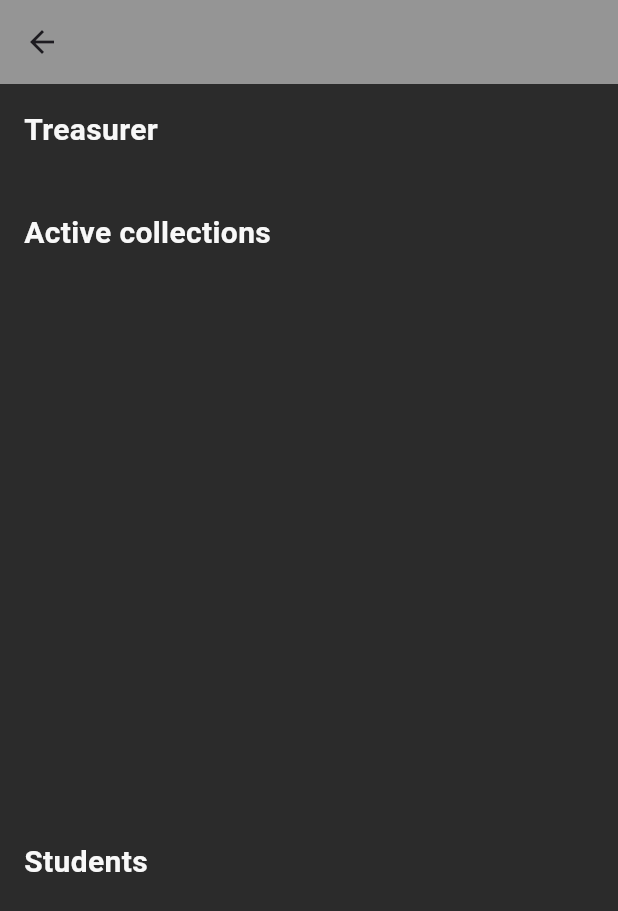
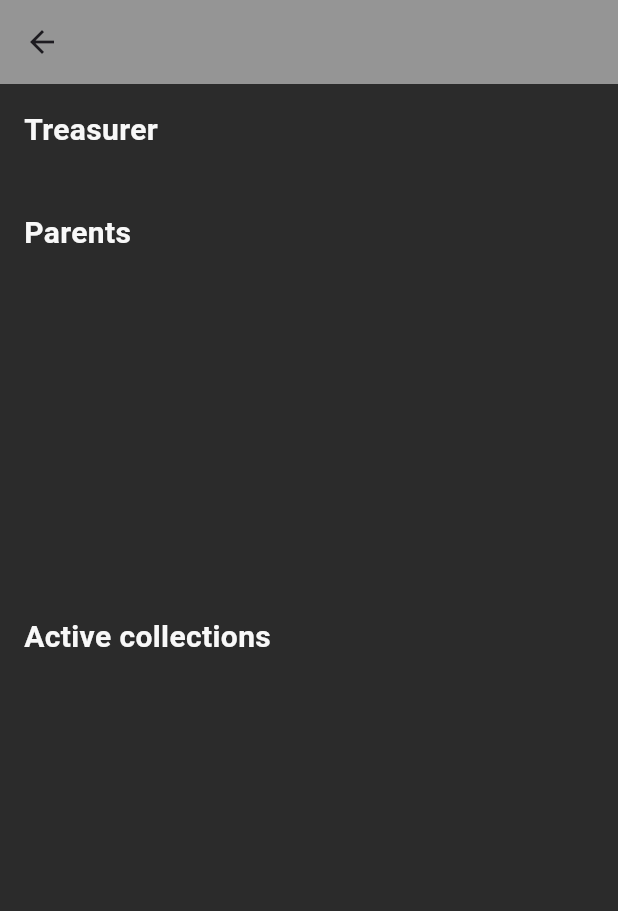
Before and after one commit to School-Money/SchoolMoney, a Flutter app: the ClassDetailsScreen screen opened directly with empty values, on a phone screen of 412 x 824 dp. Shown: the top 911 px of the screen. Run offline on Flutter 3.47's test engine with Material 3 defaults, Android fonts, the phone set to English and light mode, and no system bars; our stand-ins replace dio, flutter_chat_types, flutter_chat_ui, flutter_dotenv, flutter_secure_storage, socket_io_client; accounts and stored records are empty; network calls fail.

Commit message:
Add parents in class preview

```diff
--- a/lib/admin/model/parent.dart
+++ b/lib/admin/model/parent.dart
@@ -1,15 +1,17 @@
 class Parent {
+  final String id;
   final String firstName;
   final String lastName;
   final String password;
   final String email;
-  final String avatar;
+  final String? avatar;
   final String bankAccount;
   final bool isBlocked;
   final DateTime createdAt;
-  final bool isTreasurer;
+  final bool? isTreasurer;
 
   Parent({
+    required this.id,
     required this.firstName,
     required this.lastName,
     required this.password,
@@ -24,21 +26,23 @@ class Parent {
   // Factory method to create an instance of Parent from JSON
   factory Parent.fromJson(Map<String, dynamic> json) {
     return Parent(
+      id: json['_id'] as String,
       firstName: json['firstName'] as String,
       lastName: json['lastName'] as String,
       password: json['password'] as String,
       email: json['email'] as String,
-      avatar: json['avatar'] as String,
+      avatar: json['avatar'] as String?,
       bankAccount: json['bankAccount'] as String,
       isBlocked: json['isBlocked'] as bool,
       createdAt: DateTime.parse(json['createdAt'] as String),
-      isTreasurer: json['isTreasurer'] as bool,
+      isTreasurer: (json['isTreasurer'] ?? false) as bool,
     );
   }
 
   // Convert Parent instance to JSON
   Map<String, dynamic> toJson() {
     return {
+      '_id': id,
       'firstName': firstName,
       'lastName': lastName,
       'password': password,
@@ -54,6 +58,6 @@ class Parent {
   // toString method for easy debugging
   @override
   String toString() {
-    return 'Parent(firstName: $firstName, lastName: $lastName, email: $email, avatar: $avatar, bankAccount: $bankAccount, isBlocked: $isBlocked, createdAt: $createdAt, isTreasurer: $isTreasurer)';
+    return 'Parent(id: $id, firstName: $firstName, lastName: $lastName, email: $email, avatar: $avatar, bankAccount: $bankAccount, isBlocked: $isBlocked, createdAt: $createdAt, isTreasurer: $isTreasurer)';
   }
 }
--- a/lib/feature/classes/model/class_details.dart
+++ b/lib/feature/classes/model/class_details.dart
@@ -1,3 +1,5 @@
+import 'package:school_money/admin/model/parent.dart';
+
 class ClassDetails {
   final String id;
   final String className;
@@ -5,6 +7,7 @@ class ClassDetails {
   final ClassMember treasurer;
   final List<Collection> collections;
   final bool isTreasurer;
+  final List<Parent> parents;
 
   ClassDetails({
     required this.id,
@@ -13,6 +16,7 @@ class ClassDetails {
     required this.treasurer,
     required this.collections,
     required this.isTreasurer,
+    required this.parents,
   });
 
   factory ClassDetails.fromJson(Map<String, dynamic> json) {
@@ -29,6 +33,9 @@ class ClassDetails {
               Collection.fromJson(collection as Map<String, dynamic>))
           .toList(),
       isTreasurer: json['isTreasurer'] as bool,
+      parents: (json['parents'] as List<dynamic>)
+          .map((parent) => Parent.fromJson(parent as Map<String, dynamic>))
+          .toList(),
     );
   }
 
@@ -39,6 +46,7 @@ class ClassDetails {
         'collections':
             collections.map((collection) => collection.toJson()).toList(),
         'isTreasurer': isTreasurer,
+        'parents': parents.map((parent) => parent.toJson()).toList(),
       };
 }
 
--- a/lib/feature/classes/ui/class_details_screen.dart
+++ b/lib/feature/classes/ui/class_details_screen.dart
@@ -99,6 +99,37 @@ class _ClassDetailsScreenState extends State<ClassDetailsScreen> {
                   ),
                 const SizedBox(height: 24),
                 Text(
+                  'Parents',
+                  style: TextStyle(
+                    fontSize: 20,
+                    fontWeight: FontWeight.bold,
+                    color: AppColors.secondary,
+                  ),
+                ),
+                const SizedBox(height: 16),
+                SizedBox(
+                  height: 200,
+                  child: ListView.builder(
+                    shrinkWrap: true,
+                    scrollDirection: Axis.horizontal,
+                    itemCount: _classDetails?.parents.length ?? 0,
+                    itemBuilder: (context, index) {
+                      final parent = _classDetails!.parents[index];
+                      return Padding(
+                        padding: const EdgeInsets.only(bottom: 16),
+                        child: StudentCard(
+                            imageUrl: parent.avatar ?? '',
+                            firstName: parent.firstName,
+                            lastName: parent.lastName,
+                            className: _classDetails!.className,
+                            onTap: () {},
+                          ),
+                      );
+                    },
+                  ),
+                ),
+                const SizedBox(height: 24),
+                Text(
                   'Active collections',
                   style: TextStyle(
                     fontSize: 20,
```
